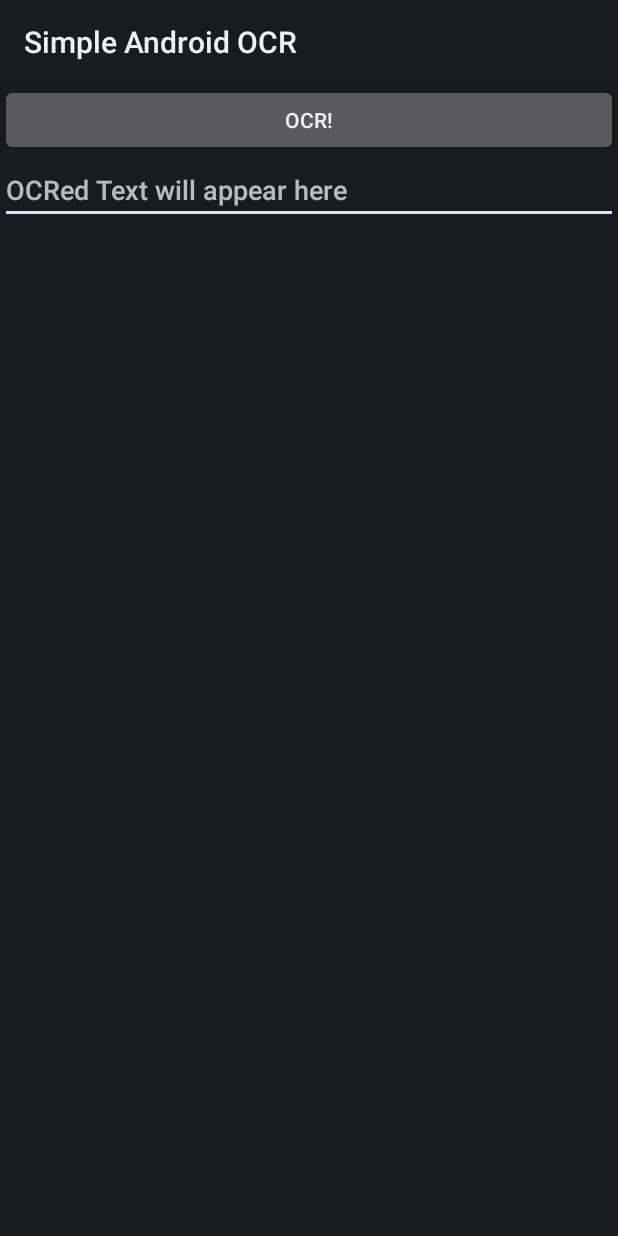
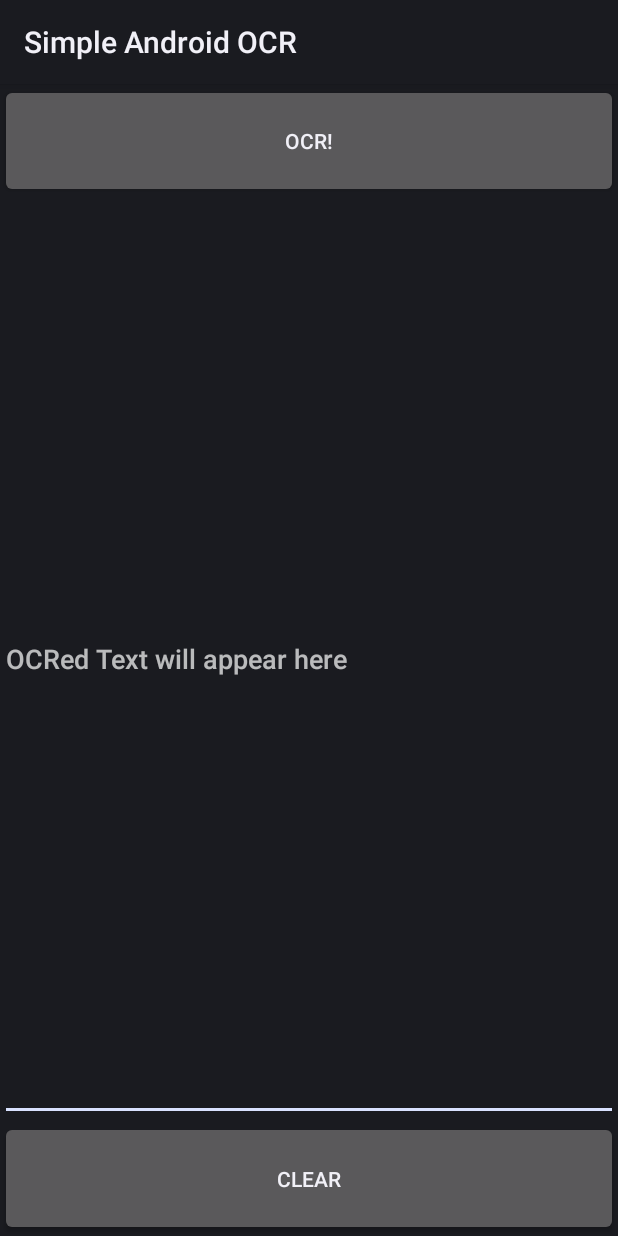
Before and after one commit to SwimingKim/Android-Java, an Android app: the screen it shows after launch (MainActivity), after a tap on "OCR!", on a phone screen of 412 x 824 dp. Run offline under Robolectric (Android 15) with nearby library versions, the phone set to English and light mode, and no system bars; libraries missing offline, so code that uses them is left out: com.googlecode.tesseract; 1 statement that could not run was skipped.

Commit message:
카메라 글씨 인식

```diff
--- a/StudioProject/AndroidOCR/app/src/main/AndroidManifest.xml
+++ b/StudioProject/AndroidOCR/app/src/main/AndroidManifest.xml
@@ -25,9 +25,10 @@
     <uses-permission android:name="android.permission.WRITE_EXTERNAL_STORAGE" />
     <uses-permission android:name="android.permission.READ_EXTERNAL_STORAGE" />
 
+
     <uses-feature
         android:name="android.hardware.camera"
-        android:required="true" />
+        android:required="false" />
     <uses-feature
         android:name="android.hardware.camera.autofocus"
         android:required="false" />
--- a/StudioProject/AndroidOCR/app/src/main/java/writting/dev/su/com/androidocr/MainActivity.java
+++ b/StudioProject/AndroidOCR/app/src/main/java/writting/dev/su/com/androidocr/MainActivity.java
@@ -1,20 +1,16 @@
 package writting.dev.su.com.androidocr;
 
-import android.Manifest;
 import android.app.Activity;
 import android.content.Intent;
-import android.content.pm.PackageManager;
 import android.content.res.AssetManager;
 import android.graphics.Bitmap;
 import android.graphics.BitmapFactory;
 import android.graphics.Matrix;
 import android.media.ExifInterface;
 import android.net.Uri;
-import android.os.Build;
 import android.os.Bundle;
 import android.os.Environment;
 import android.provider.MediaStore;
-import android.support.v4.content.ContextCompat;
 import android.util.Log;
 import android.view.View;
 import android.widget.Button;
@@ -33,12 +29,7 @@ public class MainActivity extends Activity {
 //    public static final String PACKAGE_NAME = "writting.dev.su.com.androidocr";
     public static final String DATA_PATH = Environment
             .getExternalStorageDirectory().toString() + "/SimpleAndroidOCR/";
-
-    // You should have the trained data file in assets folder
-    // You can get them at:
-    // https://github.com/tesseract-ocr/tessdatabutton_text
     public static final String lang = "eng";
-
     private static final String TAG = "SimpleAndroidOCR.java";
 
     protected Button _button;
@@ -55,11 +46,13 @@ public class MainActivity extends Activity {
         super.onCreate(savedInstanceState);
         setContentView(R.layout.activity_main);
 
+        // 권한 체크
+        /*
         int permissionCheck = ContextCompat.checkSelfPermission(this, Manifest.permission.CAMERA);
         if (Build.VERSION.SDK_INT >= Build.VERSION_CODES.M && permissionCheck==PackageManager.PERMISSION_DENIED) {
-            requestPermissions(new String[] {Manifest.permission.WRITE_EXTERNAL_STORAGE, Manifest.permission.READ_EXTERNAL_STORAGE,
-                    Manifest.permission.CAMERA}, 1000);
+            requestPermissions(new String[] {Manifest.permission.WRITE_EXTERNAL_STORAGE, Manifest.permission.READ_EXTERNAL_STORAGE, Manifest.permission.CAMERA}, 1000);
         }
+        */
 
         String[] paths = new String[] { DATA_PATH, DATA_PATH + "tessdata/"};
 
@@ -134,10 +127,11 @@ public class MainActivity extends Activity {
 
         Log.d(TAG, file+"::"+outputFileUri);
 
-        final Intent intent = new Intent(MediaStore.ACTION_IMAGE_CAPTURE);
-        //intent.putExtra(MediaStore.EXTRA_OUTPUT, outputFileUri);
+        final Intent intent = new Intent();
+        intent.setAction(MediaStore.ACTION_IMAGE_CAPTURE);
+        intent.putExtra(MediaStore.EXTRA_OUTPUT, outputFileUri);
 
-        startActivityForResult(intent, 1);
+        startActivityForResult(intent, 0);
 
     }
 
@@ -252,6 +246,11 @@ public class MainActivity extends Activity {
         // Cycle done.
     }
 
+    public void clearText(View v) {
+
+        ((EditText)findViewById(R.id.field)).setText("");
+    }
+
     // www.Gaut.am was here
     // Thanks for reading!
 
--- a/StudioProject/AndroidOCR/app/src/main/res/layout/activity_main.xml
+++ b/StudioProject/AndroidOCR/app/src/main/res/layout/activity_main.xml
@@ -5,6 +5,7 @@
     android:layout_width="fill_parent"
     android:layout_height="fill_parent"
     android:orientation="vertical"
+    android:weightSum="22"
     tools:context="writting.dev.su.com.androidocr.MainActivity">
 
 
@@ -12,12 +13,26 @@
         android:id="@+id/button"
         android:layout_width="match_parent"
         android:layout_height="wrap_content"
+        android:layout_weight="1"
         android:text="@string/button_text" />
+
 
     <EditText
         android:id="@+id/field"
         android:layout_width="match_parent"
         android:layout_height="wrap_content"
-        android:hint="@string/text_hint" />
+        android:layout_weight="20"
+        android:hint="@string/text_hint"
+        android:inputType="none" />
+
+
+    <Button
+        android:id="@+id/btnClear"
+        android:layout_width="match_parent"
+        android:layout_height="wrap_content"
+        android:layout_weight="1"
+        android:onClick="clearText"
+        android:text="Clear" />
+
 
 </LinearLayout>
```
Also changed, not shown: StudioProject/AndroidOCR/app/build.gradle (+4 -4 lines).
